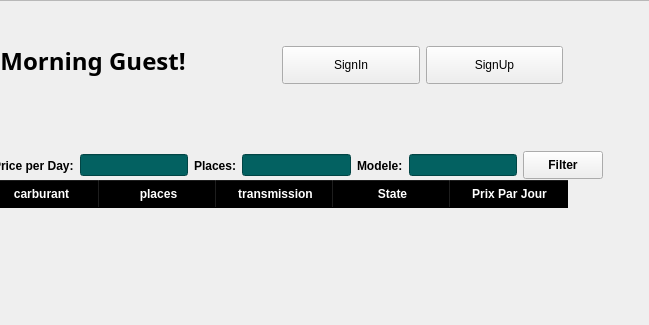
Before: the Qt Designer form UI/tabw.ui in Rolerdxx/Car-Rental, drawn with Qt 5; both pictures show x 418 to 1067 and y 0 to 325 of the 1067 by 600 pixel window.
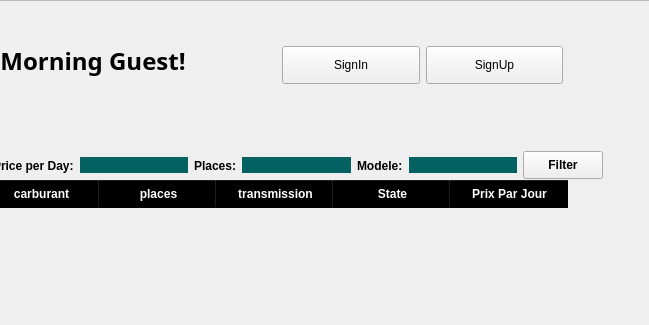
After: the same form once the commit is applied. Icons and pictures are not drawn.

The edit to the form file:
```diff
--- a/UI/tabw.ui
+++ b/UI/tabw.ui
@@ -258,7 +258,7 @@
         <string notr="true">background-color:#036161;
 color: white;
 font-weight:bold;
-bolder:solid 0px</string>
+border:solid 0px</string>
        </property>
       </widget>
      </item>
@@ -278,7 +278,7 @@
         <string notr="true">background-color:#036161;
 color: white;
 font-weight:bold;
-bolder:solid 0px</string>
+border:solid 0px</string>
        </property>
       </widget>
      </item>
@@ -298,7 +298,7 @@
         <string notr="true">background-color:#036161;
 color: white;
 font-weight:bold;
-bolder:solid 0px</string>
+border:solid 0px</string>
        </property>
       </widget>
      </item>
```
